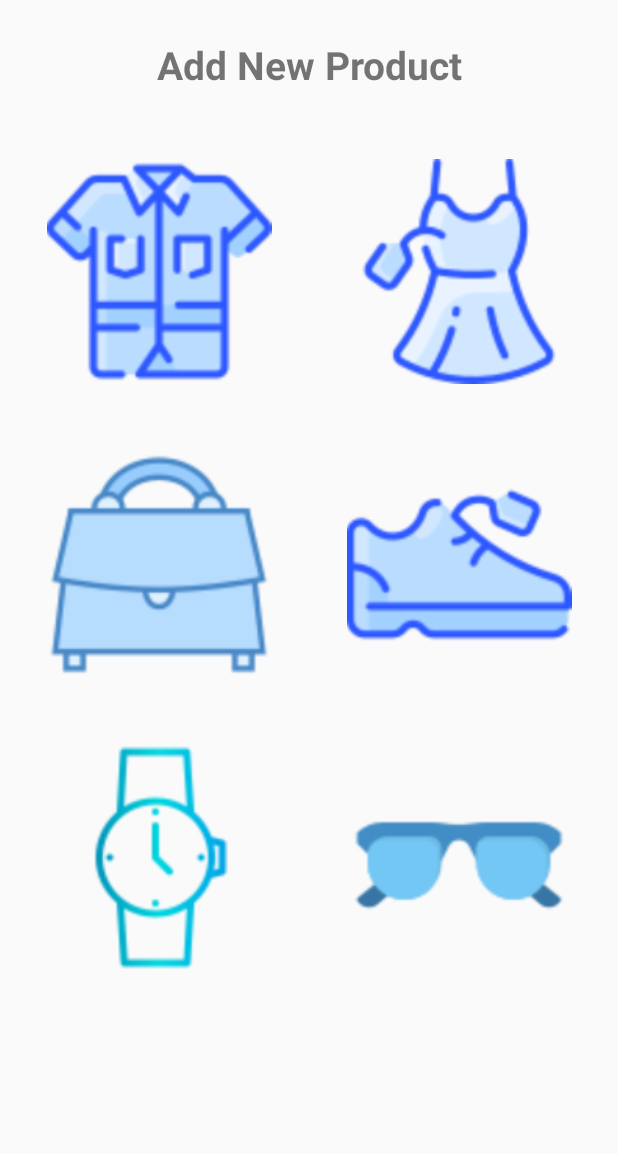
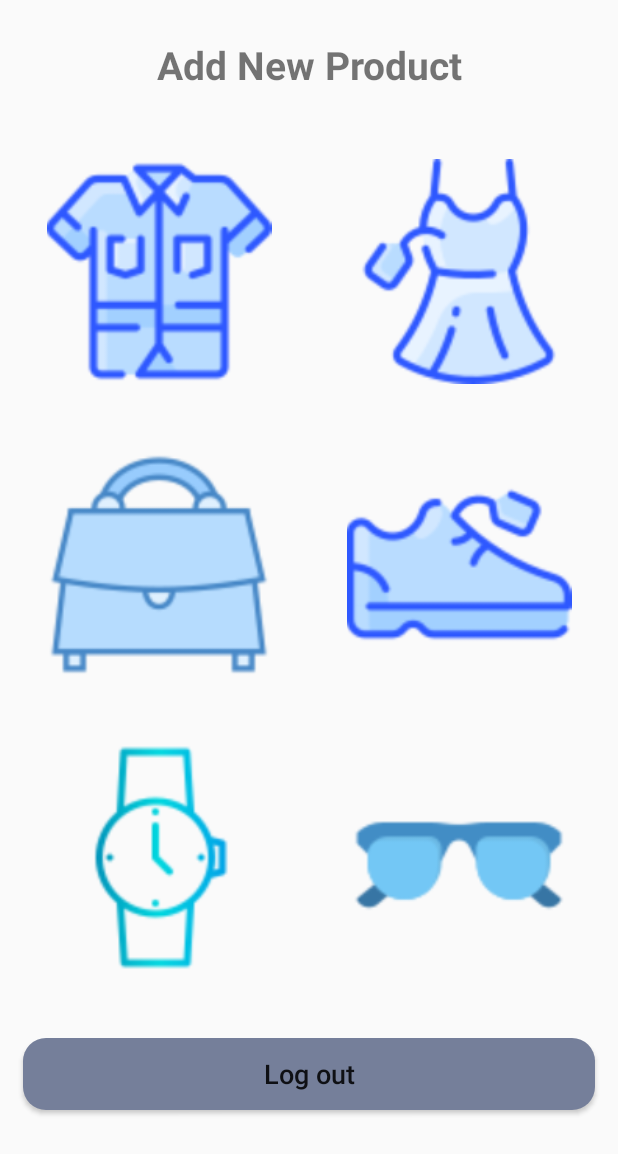
Before and after one commit to nahinAbrar/Orchestra_eShop, an Android app: the AdminCategoryActivity screen opened directly, with no data from a screen before it, on a phone screen of 412 x 824 dp. Shown: the top 1154 px of the screen. Run offline under Robolectric (Android 15) with nearby library versions, the phone set to English and light mode, and no system bars.

Commit message:
Added logout to admin panel

```diff
--- a/app/src/main/java/com/first_android_project/orchestraeshop/AdminCategoryActivity.kt
+++ b/app/src/main/java/com/first_android_project/orchestraeshop/AdminCategoryActivity.kt
@@ -32,5 +32,14 @@ class AdminCategoryActivity : AppCompatActivity() {
         binding.categoryWatch.setOnClickListener{
             startActivity(Intent(this,AdminNewProductActivity::class.java).putExtra("category","Watch"))
         }
+
+        binding.categorySunGlass.setOnClickListener{
+            startActivity(Intent(this,AdminNewProductActivity::class.java).putExtra("category","Sunglass"))
+        }
+
+        //logout admin
+        binding.categoryAdminLogout.setOnClickListener {
+            startActivity(Intent(this,LoginActivity::class.java))
+        }
     }
 }
--- a/app/src/main/res/layout/activity_admin_category.xml
+++ b/app/src/main/res/layout/activity_admin_category.xml
@@ -1,9 +1,13 @@
 <?xml version="1.0" encoding="utf-8"?>
+<ScrollView xmlns:android="http://schemas.android.com/apk/res/android"
+    android:id="@+id/scrollView01"
+    android:layout_width="fill_parent"
+    android:layout_height="fill_parent">
+
 <RelativeLayout
-    xmlns:android="http://schemas.android.com/apk/res/android"
     xmlns:tools="http://schemas.android.com/tools"
     android:layout_width="match_parent"
-    android:layout_height="match_parent"
+    android:layout_height="wrap_content"
     tools:context=".AdminCategoryActivity">
 
     <TextView
@@ -108,6 +112,25 @@
 
     </LinearLayout>
 
+    <Button
+        android:id="@+id/category_admin_logout"
+        android:layout_width="match_parent"
+        android:layout_height="wrap_content"
+        android:layout_below="@id/category_linearL3"
+        android:layout_marginLeft="15dp"
+        android:layout_marginTop="45dp"
+        android:layout_marginRight="15dp"
+        android:layout_marginBottom="10dp"
+        android:background="@drawable/button_fill"
+        android:padding="10dp"
+        android:text="@string/category_logout"
+        android:textAllCaps="false"
+        android:textSize="18sp">
+
+    </Button>
+
 
 
 </RelativeLayout>
+
+</ScrollView>
--- a/app/src/main/res/values/strings.xml
+++ b/app/src/main/res/values/strings.xml
@@ -24,6 +24,7 @@
     <string name="category_bag">Bag</string>
     <string name="category_shoes">Shoes</string>
     <string name="category_watch">Watch</string>
+    <string name="category_logout">Log out</string>
     <string name="category_sunGlass">Watch</string>
     <string name="new_product_image">Product Image</string>
     <string name="new_product_nameHint">Product Name</string>
```
Also changed, not shown: app/src/main/java/com/first_android_project/orchestraeshop/AdminNewProductActivity.kt (+14 -11 lines).
